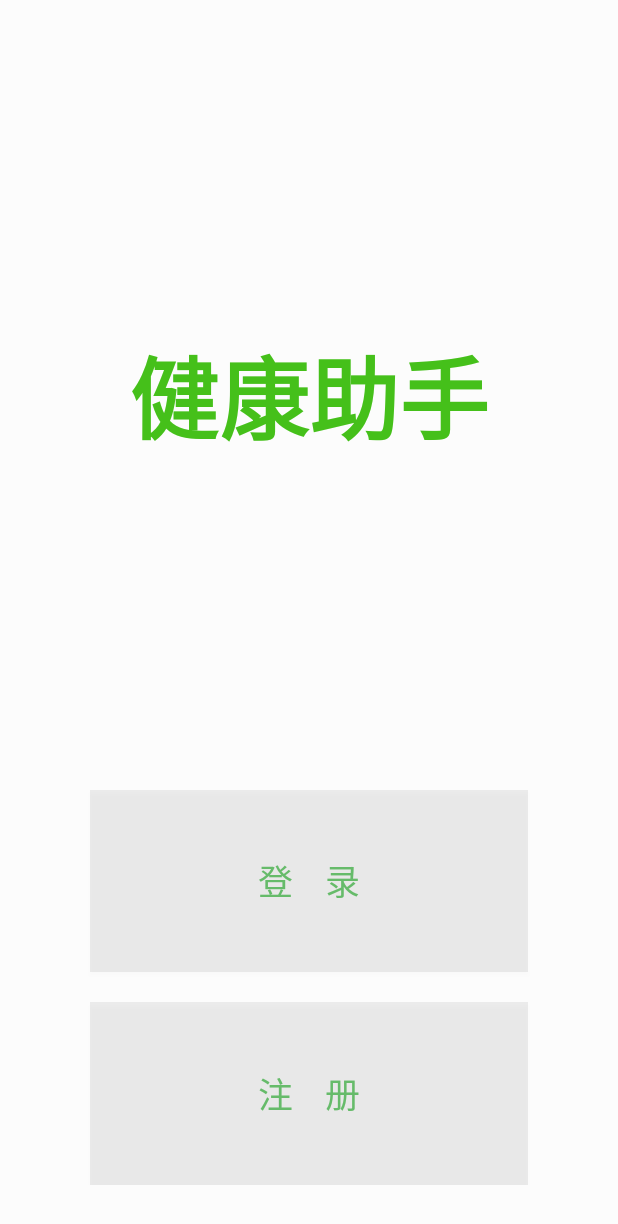
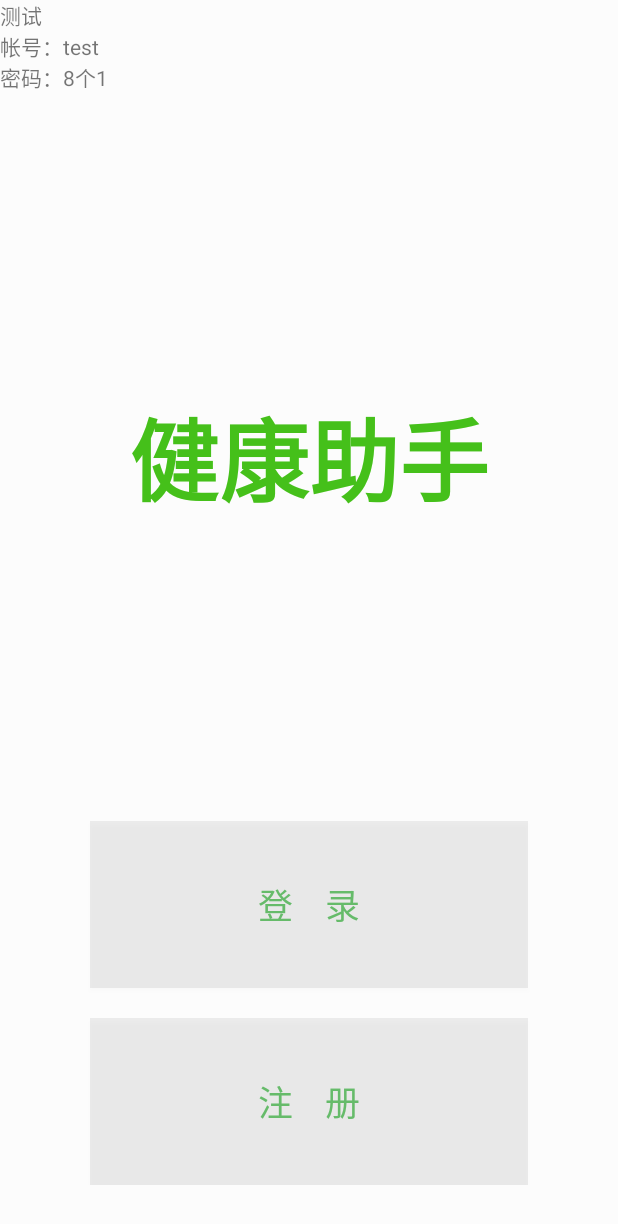
Before and after one commit to Bravest-Ptt/LightLife, an Android app: the screen it shows after launch (SplashActivity), on a phone screen of 412 x 824 dp. Shown: the top 1224 px of the screen. Run offline under Robolectric (Android 15) with nearby library versions, the phone set to English and light mode, and no system bars; libraries missing offline, so code that uses them is left out: com.alibaba.fastjson, com.zxy.tiny; 1 statement that could not run was skipped.

Commit message:
Add test account for login

```diff
--- a/app/src/main/res/layout/activity_splash.xml
+++ b/app/src/main/res/layout/activity_splash.xml
@@ -8,7 +8,10 @@
     android:orientation="vertical"
     android:weightSum="3"
     tools:context=".activity.SplashActivity">
-
+    <TextView
+        android:text="测试\n帐号：test\n密码：8个1"
+        android:layout_width="match_parent"
+        android:layout_height="wrap_content" />
     <TextView
         android:layout_width="match_parent"
         android:layout_height="0dp"
```
